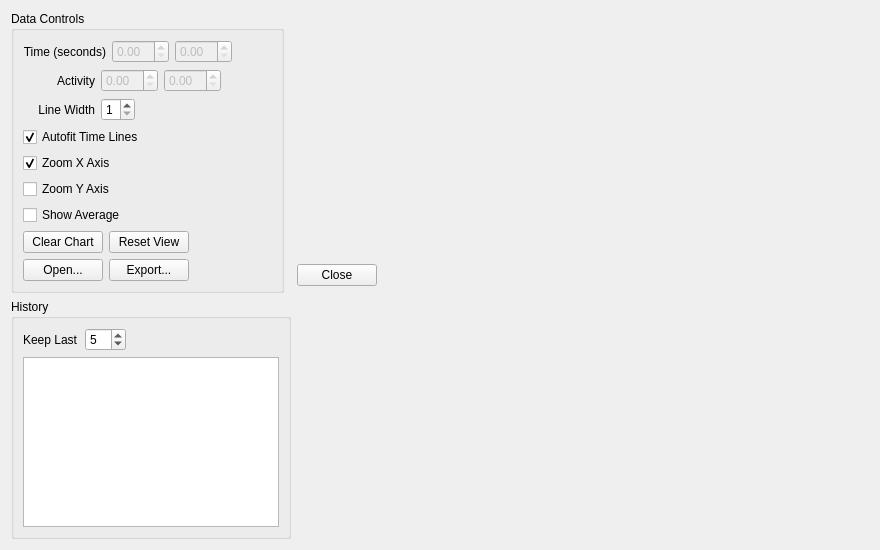
Washington-University/workbench, file src/GuiQt/TimeCourseDialog.ui: the form before one commit.
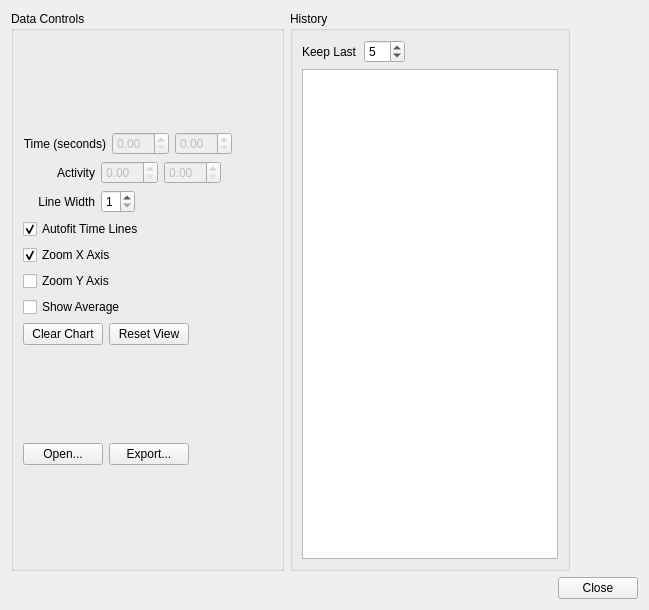
The form after the commit. Custom widgets are drawn as their Qt base class.

Commit message: Rearranged TimeCourseDialog interface to make better use of screen space.

What changed in the file:
```diff
--- a/src/GuiQt/TimeCourseDialog.ui
+++ b/src/GuiQt/TimeCourseDialog.ui
@@ -6,8 +6,8 @@
    <rect>
     <x>0</x>
     <y>0</y>
-    <width>880</width>
-    <height>550</height>
+    <width>649</width>
+    <height>610</height>
    </rect>
   </property>
   <property name="sizePolicy">
@@ -19,9 +19,9 @@
   <property name="windowTitle">
    <string>Time Course</string>
   </property>
-  <layout class="QHBoxLayout" name="horizontalLayout_6">
+  <layout class="QVBoxLayout" name="verticalLayout_3">
    <item>
-    <layout class="QVBoxLayout" name="verticalLayout_3" stretch="0,0">
+    <layout class="QHBoxLayout" name="horizontalLayout_6">
      <item>
       <widget class="QGroupBox" name="groupBox">
        <property name="sizePolicy">
@@ -366,36 +366,42 @@
        </layout>
       </widget>
      </item>
+     <item>
+      <spacer name="horizontalSpacer_8">
+       <property name="orientation">
+        <enum>Qt::Horizontal</enum>
+       </property>
+       <property name="sizeHint" stdset="0">
+        <size>
+         <width>40</width>
+         <height>20</height>
+        </size>
+       </property>
+      </spacer>
+     </item>
     </layout>
    </item>
    <item>
-    <layout class="QVBoxLayout" name="verticalLayout_4">
-     <property name="sizeConstraint">
-      <enum>QLayout::SetMaximumSize</enum>
-     </property>
+    <layout class="QHBoxLayout" name="horizontalLayout_4">
      <item>
-      <layout class="QHBoxLayout" name="horizontalLayout_4">
-       <item>
-        <widget class="QPushButton" name="TDClose">
-         <property name="text">
-          <string>Close</string>
-         </property>
-        </widget>
-       </item>
-       <item>
-        <spacer name="horizontalSpacer_2">
-         <property name="orientation">
-          <enum>Qt::Horizontal</enum>
-         </property>
-         <property name="sizeHint" stdset="0">
-          <size>
-           <width>40</width>
-           <height>20</height>
-          </size>
-         </property>
-        </spacer>
-       </item>
-      </layout>
+      <spacer name="horizontalSpacer_2">
+       <property name="orientation">
+        <enum>Qt::Horizontal</enum>
+       </property>
+       <property name="sizeHint" stdset="0">
+        <size>
+         <width>40</width>
+         <height>20</height>
+        </size>
+       </property>
+      </spacer>
+     </item>
+     <item>
+      <widget class="QPushButton" name="TDClose">
+       <property name="text">
+        <string>Close</string>
+       </property>
+      </widget>
      </item>
     </layout>
    </item>
```
The commit also changes 1 other file.
